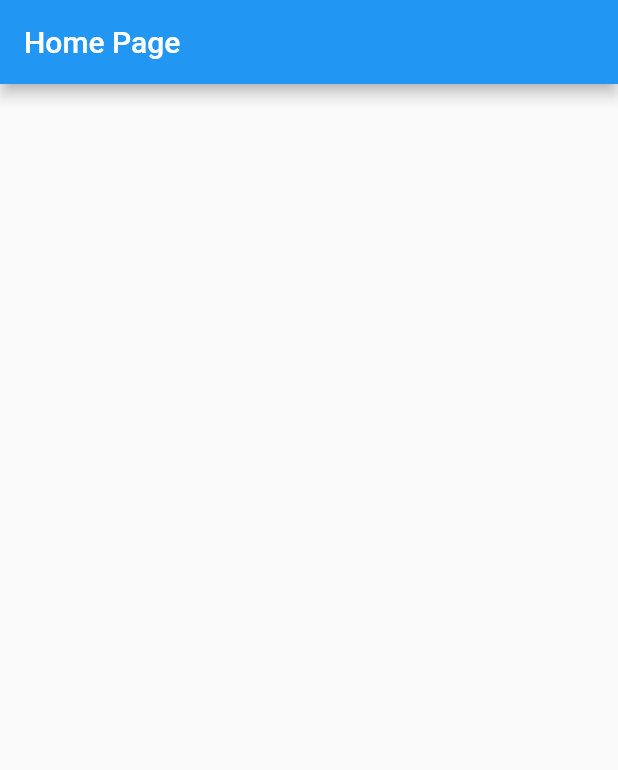
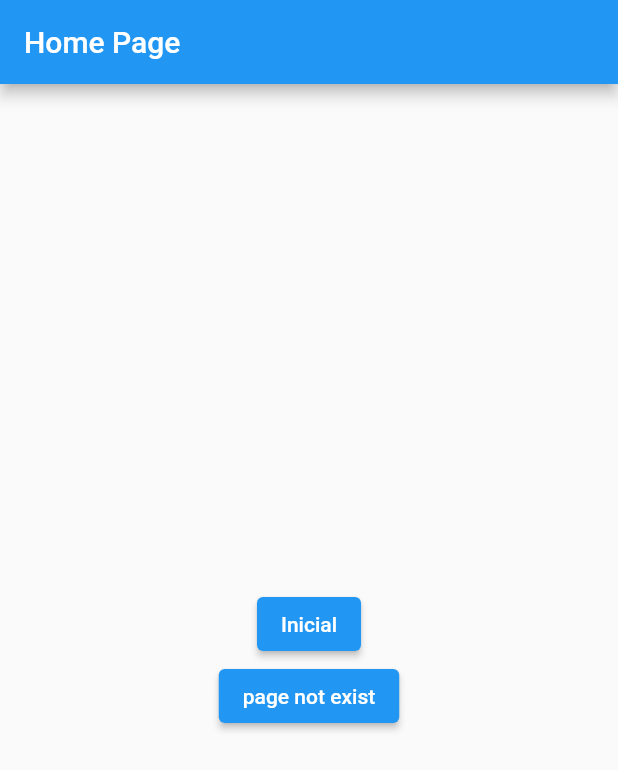
Before and after one commit to GabrielcDonato/get_named_routes, a Flutter app: the screen it shows after launch, on a phone screen of 412 x 824 dp. Shown: the top 770 px of the screen. Run offline on Flutter 3.47's test engine with Material 2 defaults, Android fonts, the phone set to English and light mode, and no system bars; our stand-ins replace get.

Commit message:
how to resolve comum error route not found

```diff
--- a/lib/main.dart
+++ b/lib/main.dart
@@ -1,6 +1,7 @@
 import 'package:flutter/material.dart';
 import 'package:get/get.dart';
 import 'package:named_routes/pages/inicial/inicial_page1.dart';
+import 'package:named_routes/pages/route_not_found/route_not_found_page.dart';
 
 import 'pages/home_page.dart';
 
@@ -18,9 +19,21 @@ class MyApp extends StatelessWidget {
       theme: ThemeData(
         primarySwatch: Colors.blue,
       ),
+      initialRoute: "/home", //add to enable unknownroute
+      //se eu deixar a home como / ele nunca vai cair no unknown route
+      //pq ele entende q a rota padrão é a com /, por isso devemos especificar
+      // basicamente a routa com somente a / é a rota principal.
+      unknownRoute: GetPage(
+        name: "/404",
+        page: () => const RouteNotFoundPage(),
+      ),
       getPages: [
+        // GetPage(
+        //   name: "/",
+        //   page: () => const HomePage(),
+        // ),
         GetPage(
-          name: "/",
+          name: "/home", //add to enable unknownroute
           page: () => const HomePage(),
         ),
         GetPage(
--- a/lib/pages/home_page.dart
+++ b/lib/pages/home_page.dart
@@ -1,4 +1,5 @@
 import 'package:flutter/material.dart';
+import 'package:get/get.dart';
 
 class HomePage extends StatelessWidget {
   const HomePage({Key? key}) : super(key: key);
@@ -9,7 +10,25 @@ class HomePage extends StatelessWidget {
       appBar: AppBar(
         title: const Text('Home Page'),
       ),
-      body: Container(),
+      body: Center(
+        child: Column(
+          mainAxisAlignment: MainAxisAlignment.center,
+          children: [
+            ElevatedButton(
+              onPressed: () {
+                Get.toNamed("/inicial/page1");
+              },
+              child: const Text("Inicial"),
+            ),
+            ElevatedButton(
+              onPressed: () {
+                Get.toNamed("/pagedontexist");
+              },
+              child: const Text("page not exist"),
+            )
+          ],
+        ),
+      ),
     );
   }
 }
```
Also changed, not shown: lib/pages/route_not_found/route_not_found_page.dart (added, +15 -0 lines).
